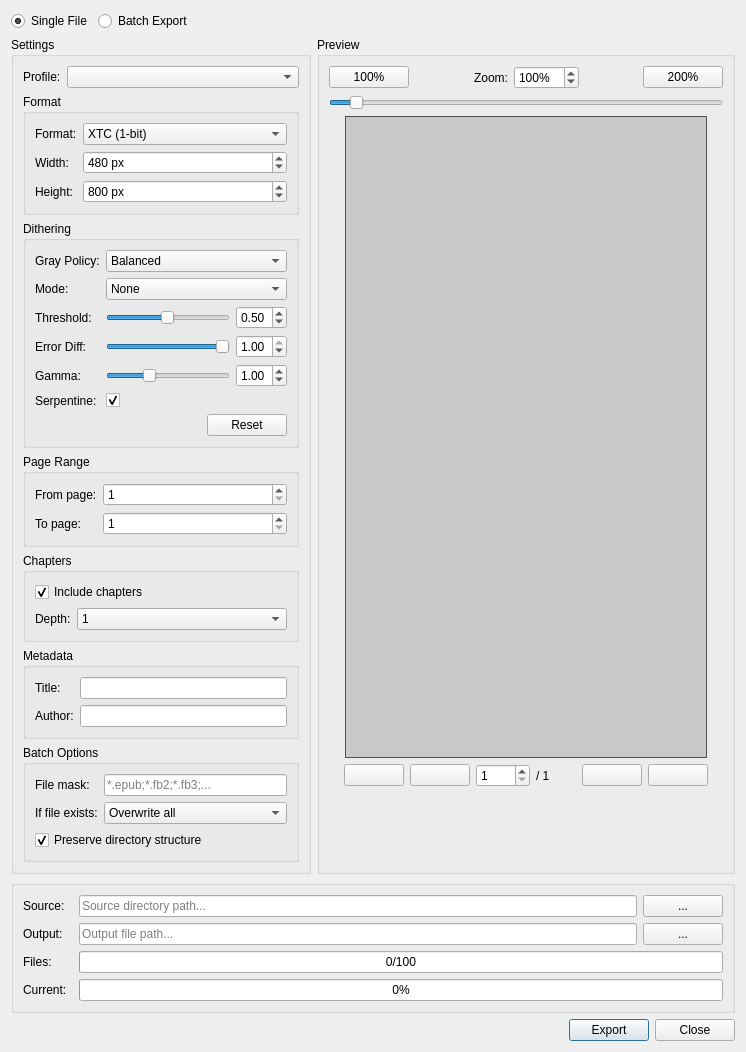
Qt form src/xtexportdlg.ui (CrazyCoder/crqt-ng) before a commit.
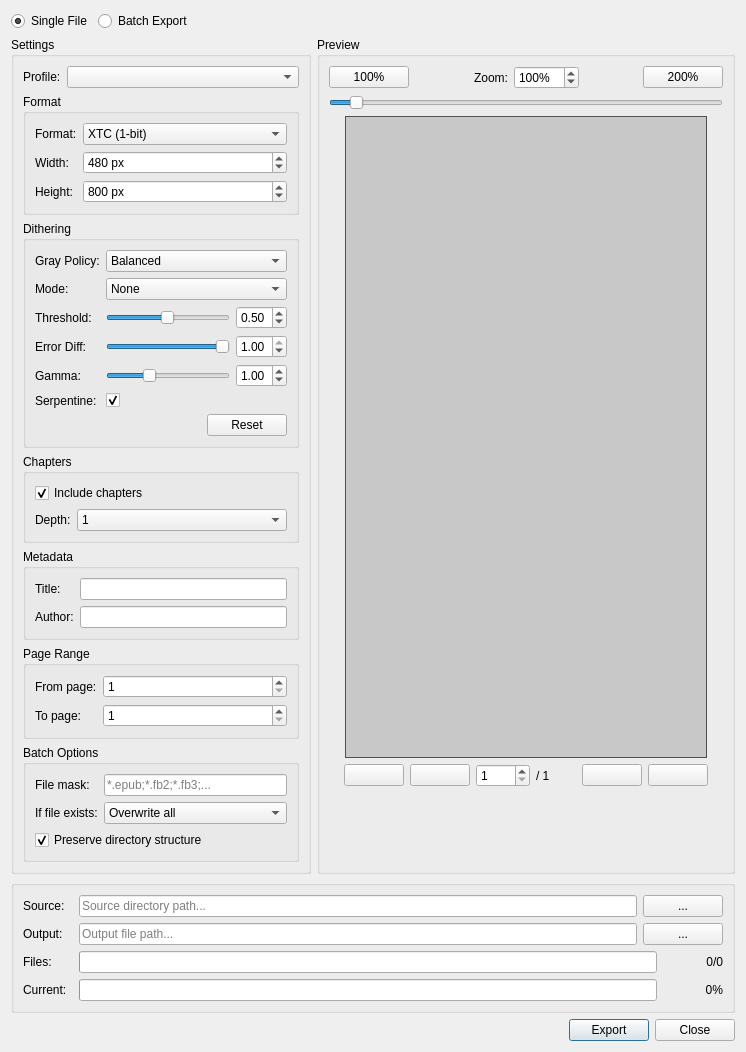
The same form after that commit. Icons and pictures are not drawn.

```diff
--- a/src/xtexportdlg.ui
+++ b/src/xtexportdlg.ui
@@ -7,7 +7,7 @@
     <x>0</x>
     <y>0</y>
     <width>746</width>
-    <height>938</height>
+    <height>968</height>
    </rect>
   </property>
   <property name="sizePolicy">
@@ -405,55 +405,6 @@
           </layout>
          </widget>
         </item>
-        <item>
-         <widget class="QGroupBox" name="pageRangeGroup">
-          <property name="title">
-           <string>Page Range</string>
-          </property>
-          <layout class="QFormLayout" name="pageRangeLayout">
-           <item row="0" column="0">
-            <widget class="QLabel" name="lblFromPage">
-             <property name="text">
-              <string>From page:</string>
-             </property>
-            </widget>
-           </item>
-           <item row="0" column="1">
-            <widget class="QSpinBox" name="sbFromPage">
-             <property name="minimum">
-              <number>1</number>
-             </property>
-             <property name="maximum">
-              <number>9999</number>
-             </property>
-             <property name="value">
-              <number>1</number>
-             </property>
-            </widget>
-           </item>
-           <item row="1" column="0">
-            <widget class="QLabel" name="lblToPage">
-             <property name="text">
-              <string>To page:</string>
-             </property>
-            </widget>
-           </item>
-           <item row="1" column="1">
-            <widget class="QSpinBox" name="sbToPage">
-             <property name="minimum">
-              <number>1</number>
-             </property>
-             <property name="maximum">
-              <number>9999</number>
-             </property>
-             <property name="value">
-              <number>1</number>
-             </property>
-            </widget>
-           </item>
-          </layout>
-         </widget>
-        </item>
         <item>
          <widget class="QGroupBox" name="chaptersGroup">
           <property name="title">
@@ -541,6 +492,55 @@
           </layout>
          </widget>
         </item>
+        <item>
+         <widget class="QGroupBox" name="pageRangeGroup">
+          <property name="title">
+           <string>Page Range</string>
+          </property>
+          <layout class="QFormLayout" name="pageRangeLayout">
+           <item row="0" column="0">
+            <widget class="QLabel" name="lblFromPage">
+             <property name="text">
+              <string>From page:</string>
+             </property>
+            </widget>
+           </item>
+           <item row="0" column="1">
+            <widget class="QSpinBox" name="sbFromPage">
+             <property name="minimum">
+              <number>1</number>
+             </property>
+             <property name="maximum">
+              <number>9999</number>
+             </property>
+             <property name="value">
+              <number>1</number>
+             </property>
+            </widget>
+           </item>
+           <item row="1" column="0">
+            <widget class="QLabel" name="lblToPage">
+             <property name="text">
+              <string>To page:</string>
+             </property>
+            </widget>
+           </item>
+           <item row="1" column="1">
+            <widget class="QSpinBox" name="sbToPage">
+             <property name="minimum">
+              <number>1</number>
+             </property>
+             <property name="maximum">
+              <number>9999</number>
+             </property>
+             <property name="value">
+              <number>1</number>
+             </property>
+            </widget>
+           </item>
+          </layout>
+         </widget>
+        </item>
         <item>
          <widget class="QGroupBox" name="batchOptionsGroup">
           <property name="visible">
@@ -1089,8 +1089,27 @@
           <property name="value">
            <number>0</number>
           </property>
-          <property name="format">
-           <string>%v/%m</string>
+          <property name="textVisible">
+           <bool>false</bool>
+          </property>
+         </widget>
+        </item>
+        <item>
+         <widget class="QLabel" name="lblFilesCount">
+          <property name="minimumSize">
+           <size>
+            <width>60</width>
+            <height>0</height>
+           </size>
+          </property>
+          <property name="visible">
+           <bool>false</bool>
+          </property>
+          <property name="text">
+           <string>0/0</string>
+          </property>
+          <property name="alignment">
+           <set>Qt::AlignmentFlag::AlignRight|Qt::AlignmentFlag::AlignTrailing|Qt::AlignmentFlag::AlignVCenter</set>
           </property>
          </widget>
         </item>
@@ -1127,6 +1146,28 @@
           </property>
           <property name="value">
            <number>0</number>
+          </property>
+          <property name="textVisible">
+           <bool>false</bool>
+          </property>
+         </widget>
+        </item>
+        <item>
+         <widget class="QLabel" name="lblCurrentPercent">
+          <property name="minimumSize">
+           <size>
+            <width>60</width>
+            <height>0</height>
+           </size>
+          </property>
+          <property name="visible">
+           <bool>false</bool>
+          </property>
+          <property name="text">
+           <string>0%</string>
+          </property>
+          <property name="alignment">
+           <set>Qt::AlignmentFlag::AlignRight|Qt::AlignmentFlag::AlignTrailing|Qt::AlignmentFlag::AlignVCenter</set>
           </property>
          </widget>
         </item>
```
Left out of the diff: 42 changed lines with no effect on the pictures.
